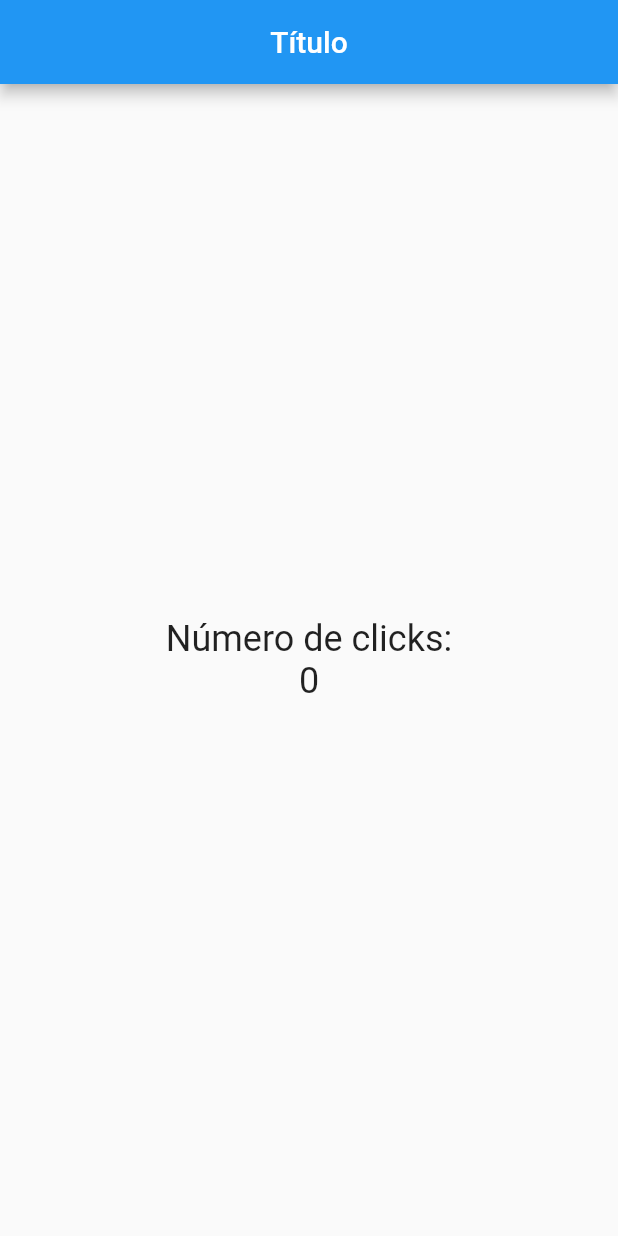
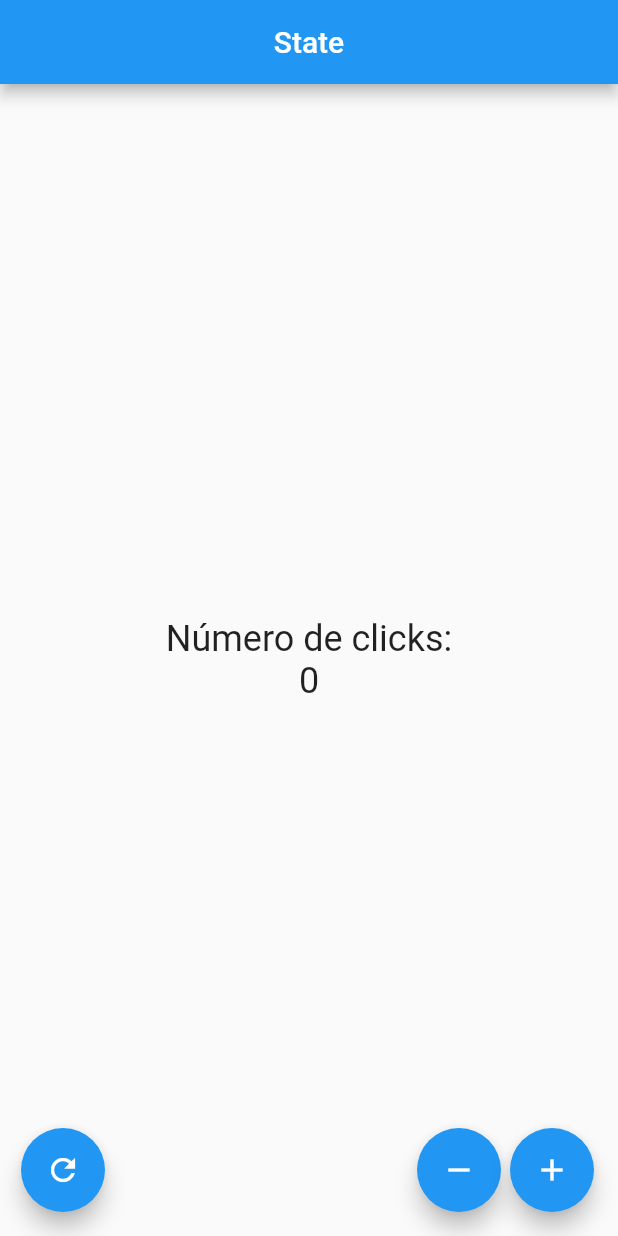
Before and after one commit to pablocandela/Ejercicios-Flutter, a Flutter app: the screen it shows after launch, on a phone screen of 412 x 824 dp. Run offline on Flutter 3.47's test engine with Material 2 defaults, Android fonts, the phone set to English and light mode, and no system bars; missing offline and left inert: dart:ffi.

Commit message:
App de contador terminada

```diff
--- a/contador/lib/src/app.dart
+++ b/contador/lib/src/app.dart
@@ -1,3 +1,4 @@
+import 'package:contador/src/pages/count.dart';
 import 'package:contador/src/pages/home.dart';
 import 'package:flutter/material.dart';
 
@@ -7,7 +8,7 @@ class MyApp extends StatelessWidget{
   Widget build(BuildContext context) {
     return MaterialApp(
       home: Center(
-        child: Home(),
+        child: Count(),
       )
     );
   }
--- /dev/null
+++ b/contador/lib/src/pages/count.dart
@@ -0,0 +1,91 @@
+import 'dart:ffi';
+
+import 'package:flutter/material.dart';
+
+class Count extends StatefulWidget{
+
+  @override
+  createState() {
+    return _CountState();
+  }
+}
+
+ class _CountState extends State<Count>{
+
+  final _textFontSize = new TextStyle(fontSize: 24); //Define un estilo para el tamaño del texto.
+  int _count = 0; //variable que guarda el contador.
+
+  @override
+  Widget build(BuildContext context) {
+    return Scaffold(//Representa una pagina entera.
+      appBar: AppBar(//Header de la pagina.
+        title: Text("State"),
+        centerTitle: true,
+      ),
+      body: Center(//Contenido de la página.
+        child: Column( //Widget que acomoda a sus hijos verticalmente.
+          mainAxisAlignment: MainAxisAlignment.center, //Propiedad que indica donde se posicionan los hijos de la columna.
+          children: [//Lista de hijos que se dibujan uno debajo de otro.
+            Text("Número de clicks:", style: _textFontSize),
+            Text("$_count",style: _textFontSize)
+          ],
+        ),
+      ),
+      floatingActionButton: _createButtons(),
+    );
+  }
+
+  Widget _createButtons(){
+    return Row(
+      mainAxisAlignment: MainAxisAlignment.end,
+      children: [
+        SizedBox(width : 30.0), //Dibuja un espacio entre los widgets.
+        FloatingActionButton(//Botón flotante.
+          child: Icon(Icons.refresh),//Se dibuja un icono en el hijo del botón flotante.
+          onPressed: () { //Función obligatoria para un botón flotante que se ejecuta cuando es presionado.
+            setState(() {//Redibuja el widget.
+             resetCounter();//Se reinicia el contador al dar click en el botón.
+            });
+          },
+        ),
+        Expanded(child: SizedBox()), //Expande un widget lo máximo posible.
+        FloatingActionButton(//Botón flotante.
+          child: Icon(Icons.remove), //Se dibuja un icono en el hijo del botón flotante.
+          onPressed: () { //Función obligatoria para un botón flotante que se ejecuta cuando es presionado.
+            setState(() {//Redibuja el widget.
+              decreaseCounter();
+            });
+          },
+        ),
+        SizedBox(width : 6.0), //Dibuja un espacio entre los widgets.
+        FloatingActionButton(//Botón flotante.
+          child: Icon(Icons.add), //Se dibuja un icono en el hijo del botón flotante.
+          onPressed: () { //Función obligatoria para un botón flotante que se ejecuta cuando es presionado.
+            setState(() {//Redibuja el widget.
+              increaseCounter(); //Se incrementa el contador al dar click en el botón.
+            });
+          },
+        ),
+      ],
+    );
+  }
+
+  //Función que incrementa el contador.
+  void increaseCounter(){
+    _count++;
+  }
+
+  //Función que decrementa el contador.
+  //El valor mínimo que se le permite tener al contador es 0.
+  void decreaseCounter(){
+    if(_count -1 >= 0){
+      _count--;
+    }
+  }
+
+  //Funcion que reinicia el contador.
+  void resetCounter(){
+    _count = 0;
+  }
+
+ }
--- a/contador/lib/src/pages/home.dart
+++ b/contador/lib/src/pages/home.dart
@@ -1,6 +1,3 @@
-
-import 'package:flutter/material.dart';
-
 import 'package:flutter/material.dart';
 
 
@@ -15,14 +12,20 @@ class Home extends StatelessWidget{
         title: Text("Título"),
         centerTitle: true,
       ),
-      body: Center(//Contenido de la pagina.
-        child: Column( //Widet que acomoda a sus hijos verticalmente.
+      body: Center(//Contenido de la página.
+        child: Column( //Widget que acomoda a sus hijos verticalmente.
           mainAxisAlignment: MainAxisAlignment.center, //Propiedad que indica donde se posicionan los hijos de la columna.
-          children: [//Lista de hijos que se dibujan ono debajo de otro.
+          children: [//Lista de hijos que se dibujan uno debajo de otro.
             Text("Número de clicks:", style: textFontSize),
             Text("0",style: textFontSize)
           ],
         ),
+      ),
+      floatingActionButton: FloatingActionButton(//Botón flotante.
+        child: Icon(Icons.add), //Se dibuja un icono en el hijo del botón flotante.
+        onPressed: () { //Función obligatoria para un botón flotante que se ejecuta cuando es presionado.
+
+        },
       ),
     );
   }
```
